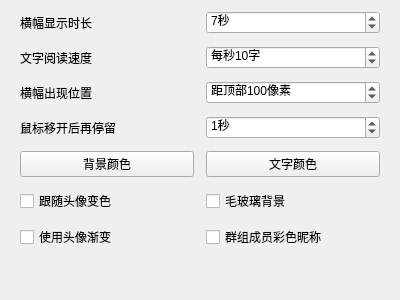
First picture: the form in widgets/settings/bannerwidget.ui, repository iwxyi/CatlikeQQ, before the edit.
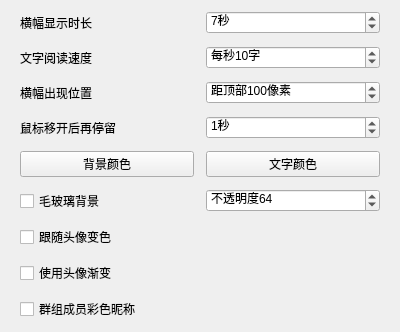
Second picture: the form after the edit. Custom widgets are drawn as their Qt base class.

```diff
--- a/widgets/settings/bannerwidget.ui
+++ b/widgets/settings/bannerwidget.ui
@@ -35,6 +35,13 @@
        </property>
       </widget>
      </item>
+     <item row="7" column="0">
+      <widget class="QCheckBox" name="useHeaderGradientCheck">
+       <property name="text">
+        <string>使用头像渐变</string>
+       </property>
+      </widget>
+     </item>
      <item row="2" column="1">
       <widget class="QSpinBox" name="floatPixelSpin">
        <property name="toolTip">
@@ -171,34 +178,52 @@
        </property>
       </widget>
      </item>
-     <item row="5" column="0">
+     <item row="6" column="0">
       <widget class="QCheckBox" name="useHeaderColorCheck">
        <property name="text">
         <string>跟随头像变色</string>
        </property>
       </widget>
      </item>
-     <item row="5" column="1">
+     <item row="5" column="0">
       <widget class="QCheckBox" name="frostedGlassBgCheck">
        <property name="text">
         <string>毛玻璃背景</string>
        </property>
       </widget>
      </item>
-     <item row="6" column="0">
-      <widget class="QCheckBox" name="useHeaderGradientCheck">
-       <property name="text">
-        <string>使用头像渐变</string>
-       </property>
-      </widget>
-     </item>
-     <item row="6" column="1">
+     <item row="8" column="0">
       <widget class="QCheckBox" name="colorfulGroupMemberCheck">
        <property name="text">
         <string>群组成员彩色昵称</string>
        </property>
       </widget>
      </item>
+     <item row="5" column="1">
+      <widget class="QSpinBox" name="frostedGlassOpacitySpin">
+       <property name="toolTip">
+        <string/>
+       </property>
+       <property name="suffix">
+        <string/>
+       </property>
+       <property name="prefix">
+        <string>不透明度</string>
+       </property>
+       <property name="minimum">
+        <number>0</number>
+       </property>
+       <property name="maximum">
+        <number>255</number>
+       </property>
+       <property name="singleStep">
+        <number>32</number>
+       </property>
+       <property name="value">
+        <number>64</number>
+       </property>
+      </widget>
+     </item>
     </layout>
    </item>
    <item>
```
